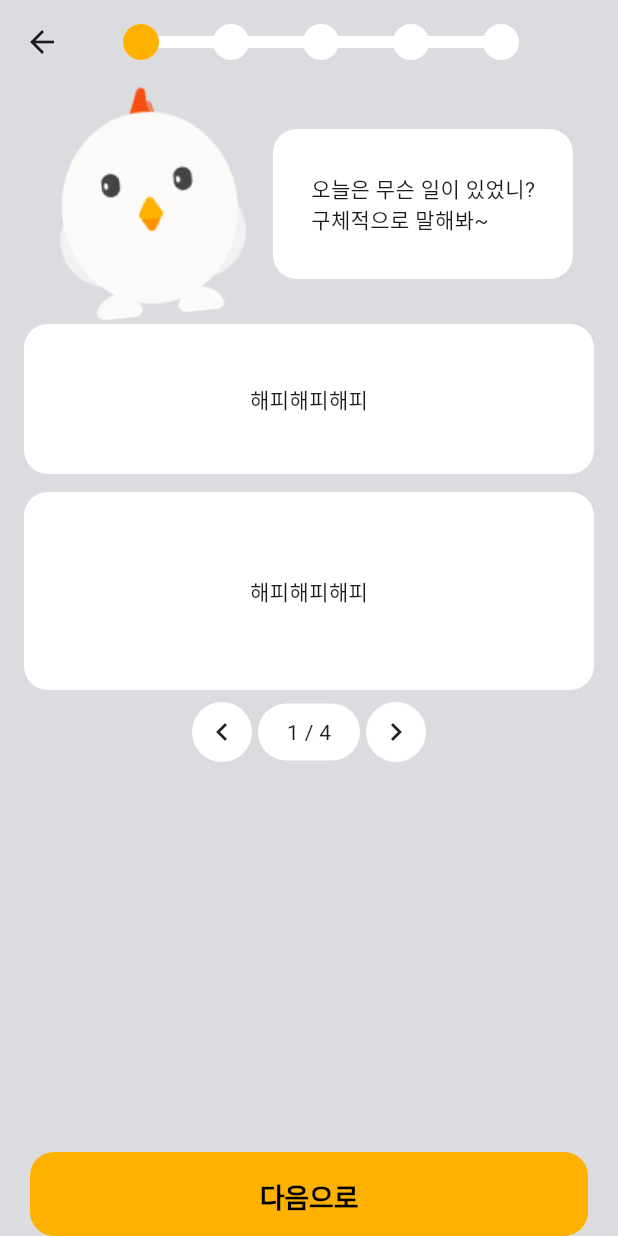
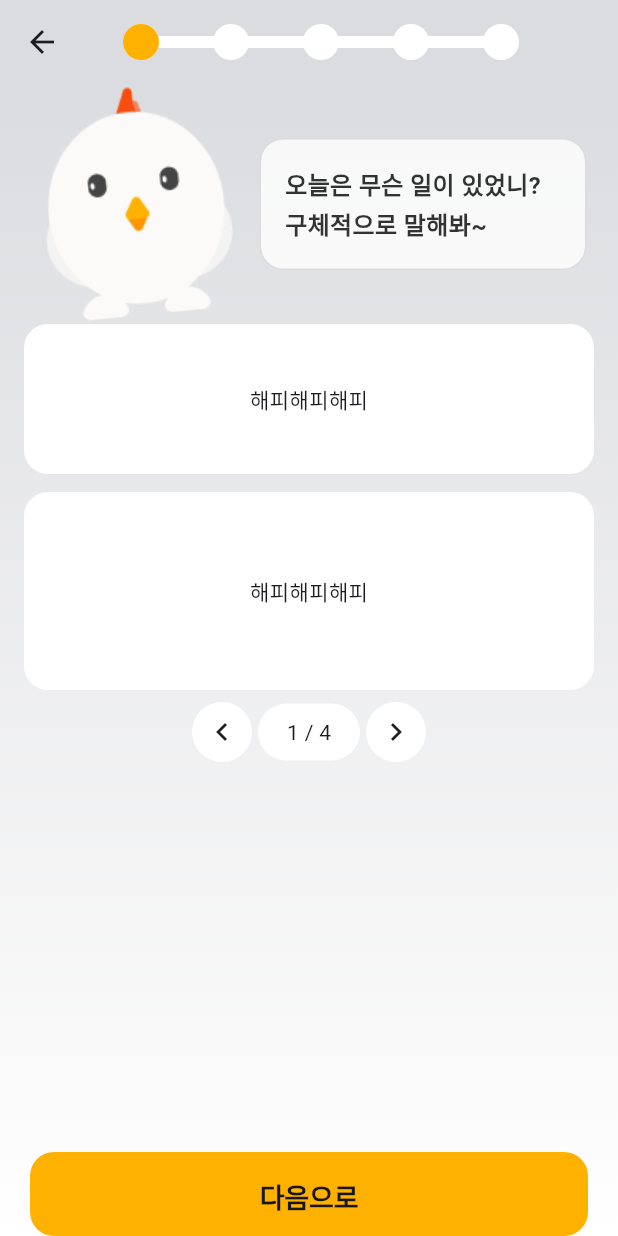
Before and after one commit to symple-app/bbiyack, a Flutter app: the CounselCharacterPage screen opened directly, on a phone screen of 412 x 824 dp. Run offline on Flutter 3.47's test engine with Material 3 defaults, Android fonts, the light colour scheme and no system bars; our stand-ins replace bloc, carousel_slider, cloud_firestore, equatable, firebase_auth, firebase_core and 6 more; accounts and stored records are empty; Roboto replaces fonts that are missing (Pretendard); project files that could hold a hidden picture were left out.

Commit message:
feat: counsel character page logic and function added

```diff
--- a/lib/app.dart
+++ b/lib/app.dart
@@ -9,7 +9,8 @@ import 'package:hackerton_gdg/features/authentication/presentation/pages/phone_a
 import 'package:hackerton_gdg/features/authentication/presentation/pages/phone_verify_page.dart';
 import 'package:hackerton_gdg/features/character/presentation/pages/select_character_page.dart';
 import 'package:hackerton_gdg/features/home/presentation/pages/home_page.dart';
-import 'package:hackerton_gdg/shared/provider/mentor_provider.dart';
+import 'package:hackerton_gdg/features/onboarding/presentation/pages/onboarding_page.dart';
+import 'package:hackerton_gdg/shared/provider/mentor/mentor_provider.dart';
 import 'package:hackerton_gdg/shared/repositories/user_repository.dart';
 import 'package:hackerton_gdg/shared/utils/observer_util.dart';
 import 'package:hackerton_gdg/global/themes/color_theme.dart';
@@ -138,6 +139,7 @@ class _AppViewState extends State<AppView> {
       case AuthenticationStep.onboarding:
         _navigator.push(OnboardingPage.route());
         break;
+
       case AuthenticationStep.nickname:
         _navigator.push(NicknamePage.route());
         break;
--- a/lib/features/character/presentation/pages/counsel_character_page.dart
+++ b/lib/features/character/presentation/pages/counsel_character_page.dart
@@ -1,16 +1,23 @@
 import 'package:flutter/material.dart';
+import 'package:flutter_bloc/flutter_bloc.dart';
 import 'package:hackerton_gdg/global/themes/color_theme.dart';
+import 'package:hackerton_gdg/global/themes/text_style.dart';
+import 'package:hackerton_gdg/shared/models/mentor_model.dart';
+import 'package:hackerton_gdg/shared/provider/mentor/mentor_provider.dart';
 import 'package:hackerton_gdg/shared/widgets/button/bottom_button.dart';
 
 class CounselCharacterPage extends StatefulWidget {
   const CounselCharacterPage({Key? key}) : super(key: key);
+
+  static Route<void> route() {
+    return MaterialPageRoute(builder: (_) => const CounselCharacterPage());
+  }
 
   @override
   _CounselCharacterPageState createState() => _CounselCharacterPageState();
 }
 
 class _CounselCharacterPageState extends State<CounselCharacterPage> {
-  String character = 'assets/new/character/one_ggio.png';
   int currentIndex = 0;
 
   @override
@@ -20,9 +27,13 @@ class _CounselCharacterPageState extends State<CounselCharacterPage> {
 
   @override
   Widget build(BuildContext context) {
+    bool isMentorNameOne = context.read<MentorProvider>().isMentorNameOne();
+    Mentor selectedMentor = context.read<MentorProvider>().selectedMentor;
+
     return Scaffold(
+      backgroundColor: Color(0xffDBDCDF),
       appBar: AppBar(
-        backgroundColor: Color(0xFFDBDCDF),
+        backgroundColor: selectedMentor.backgroundColor,
         foregroundColor: ColorTheme.of(context).inverse.background,
         title: Padding(
           padding: EdgeInsets.only(left: 10),
@@ -73,23 +84,47 @@ class _CounselCharacterPageState extends State<CounselCharacterPage> {
         ),
       ),
       body: Container(
-        decoration: BoxDecoration(color: Color(0xFFDBDCDF)),
+        decoration: BoxDecoration(
+          gradient: LinearGradient(
+            colors: [
+              selectedMentor.backgroundColor,
+              Colors.white,
+            ],
+            begin: Alignment.topCenter,
+            end: Alignment.bottomCenter,
+          ),
+        ),
         child: SafeArea(
           child: Column(
             children: [
               Row(
                 children: [
                   Spacer(),
-                  Transform.rotate(angle: -0.1, child: Image.asset(character)),
+                  isMentorNameOne
+                      ? Transform.rotate(
+                          angle: -0.1,
+                          child: Image.asset(selectedMentor.characterAsset),
+                        )
+                      : Image.asset(selectedMentor.characterAsset),
                   SizedBox(width: 12),
                   Container(
-                    width: 200, // 사각형 너비
-                    height: 100, // 사각형 높이
+                    constraints: BoxConstraints(
+                      minWidth: 218,
+                    ),
                     decoration: BoxDecoration(
-                      color: Colors.white, // 배경 색상
+                      color: Colors.white.withValues(alpha: 0.8), // 배경 색상
                       borderRadius: BorderRadius.circular(16), // 모서리 둥글게
+                      border: Border.all(
+                          color: Colors.black.withValues(alpha: 0.12),
+                          width: 1),
                     ),
-                    child: Center(child: Text("오늘은 무슨 일이 있었니?\n구체적으로 말해봐~")),
+                    padding: EdgeInsets.all(16),
+                    child: Text(
+                      selectedMentor.summaryText,
+                      style: CustomTextStyle.of(
+                        fontColor: Color(0xff000000).withValues(alpha: 0.8),
+                      ).body.lg.semibold,
+                    ),
                   ),
                   Spacer(),
                 ],
@@ -121,8 +156,8 @@ class _CounselCharacterPageState extends State<CounselCharacterPage> {
               Spacer(),
               BottomButton(
                 title: "다음으로",
-                color: Color(0xFFFFB100),
-                foregroundColor: Colors.black,
+                color: selectedMentor.primaryColor,
+                foregroundColor: selectedMentor.textColor ?? Colors.white,
               )
             ],
           ),
@@ -141,6 +176,11 @@ class ProcessCircleComponent extends StatelessWidget {
 
   @override
   Widget build(BuildContext context) {
+    Color backgroundColor =
+        context.read<MentorProvider>().getProcessConnectRectBackgroundColor();
+    Color activateColor =
+        context.read<MentorProvider>().getProcessConnectRectActivateColor();
+
     double finalOffset = offset;
 
     return Transform.translate(
@@ -149,7 +189,7 @@ class ProcessCircleComponent extends StatelessWidget {
         width: 24.0, // 원의 너비
         height: 24.0, // 원의 높이
         decoration: BoxDecoration(
-          color: isOn ? Color(0xFFFFB100) : Colors.white, // 원의 색상
+          color: isOn ? activateColor : backgroundColor, // 원의 색상
           shape: BoxShape.circle, // 원형으로 설정
         ),
       ),
@@ -166,6 +206,11 @@ class ProcessConnectRectComponent extends StatelessWidget {
 
   @override
   Widget build(BuildContext context) {
+    Color backgroundColor =
+        context.read<MentorProvider>().getProcessConnectRectBackgroundColor();
+    Color activateColor =
+        context.read<MentorProvider>().getProcessConnectRectActivateColor();
+
     double finalOffset = offset;
 
     return Transform.translate(
@@ -174,7 +219,7 @@ class ProcessConnectRectComponent extends StatelessWidget {
         width: 40.0, // 원의 너비
         height: 8.0, // 원의 높이
         decoration: BoxDecoration(
-          color: isOn ? Color(0xFFFFB100) : Colors.white,
+          color: isOn ? activateColor : backgroundColor,
         ),
       ),
     );
--- a/lib/features/character/presentation/pages/select_character_page.dart
+++ b/lib/features/character/presentation/pages/select_character_page.dart
@@ -1,10 +1,11 @@
 import 'package:carousel_slider/carousel_slider.dart';
 import 'package:flutter/material.dart';
+import 'package:hackerton_gdg/features/character/presentation/pages/counsel_character_page.dart';
 import 'package:hackerton_gdg/global/themes/color_theme.dart';
 import 'package:hackerton_gdg/global/themes/text_style.dart';
 import 'package:flutter_bloc/flutter_bloc.dart';
 import 'package:hackerton_gdg/shared/models/mentor_model.dart';
-import 'package:hackerton_gdg/shared/provider/mentor_provider.dart';
+import 'package:hackerton_gdg/shared/provider/mentor/mentor_provider.dart';
 import 'package:hackerton_gdg/shared/widgets/button/bottom_button.dart';
 
 class SelectCharacterPage extends StatefulWidget {
@@ -62,10 +63,11 @@ class _SelectCharacterPageState extends State<SelectCharacterPage> {
               return Builder(
                 builder: (BuildContext context) {
                   return SizedBox(
-                      child: Image.asset(
-                    'assets/new/character/${mentor.assetName}_ggio_card.png',
-                    fit: BoxFit.fitHeight,
-                  ));
+                    child: Image.asset(
+                      'assets/new/character/${mentor.cardAsset}_ggio_card.png',
+                      fit: BoxFit.fitHeight,
+                    ),
+                  );
                 },
               );
             }).toList(),
@@ -76,7 +78,7 @@ class _SelectCharacterPageState extends State<SelectCharacterPage> {
                       fontColor:
                           ColorTheme.of(context).static.black.withOpacity(0.6))
                   .body
-                  .mobile
+                  .lg
                   .medium),
           SizedBox(height: 12),
           BottomButton(
@@ -85,6 +87,8 @@ class _SelectCharacterPageState extends State<SelectCharacterPage> {
               context
                   .read<MentorProvider>()
                   .selectMentor(mentorList[_currentIndex]);
+
+              Navigator.push(context, CounselCharacterPage.route());
             },
           ),
         ],
--- a/lib/global/themes/text_style.dart
+++ b/lib/global/themes/text_style.dart
@@ -74,7 +74,9 @@ class Body {
 
   TextStyleScheme get style => sympleTextStyle;
 
-  BodyLgTextStyle get mobile => BodyLgTextStyle(fontColor);
+  BodyLgTextStyle get lg => BodyLgTextStyle(fontColor);
+  BodyMdTextStyle get md => BodyMdTextStyle(fontColor);
+  BodySmTextStyle get sm => BodySmTextStyle(fontColor);
 }
 
 class BodyLgTextStyle {
--- a/lib/shared/models/mentor_model.dart
+++ b/lib/shared/models/mentor_model.dart
@@ -5,15 +5,27 @@ class Mentor extends Equatable {
   final String name;
   final Color primaryColor;
   final Color? secondaryColor;
-  final String assetName;
+  final Color backgroundColor;
+  final Color? textColor;
+  final String cardAsset;
+  final String characterAsset;
+  final String summaryText;
 
   const Mentor({
     required this.name,
     required this.primaryColor,
     this.secondaryColor,
-    required this.assetName,
+    required this.backgroundColor,
+    this.textColor,
+    required this.cardAsset,
+    required this.characterAsset,
+    required this.summaryText,
   });
 
   @override
-  List<Object?> get props => [name, primaryColor, secondaryColor, assetName];
+  List<Object?> get props => [
+        name,
+        primaryColor,
+        secondaryColor,
+      ];
 }
--- /dev/null
+++ b/lib/shared/provider/mentor/mentor_const.dart
@@ -0,0 +1,33 @@
+import 'package:flutter/material.dart';
+import 'package:hackerton_gdg/shared/models/mentor_model.dart';
+
+// ignore: non_constant_identifier_names
+List<Mentor> MENTOR_LIST_DATA = [
+  Mentor(
+    name: '꼭끼오',
+    primaryColor: Color(0xffFFB100),
+    backgroundColor: Color(0xffDBDCDF),
+    textColor: Color(0xFF171719),
+    cardAsset: 'one',
+    characterAsset: 'assets/new/character/one_ggio.png',
+    summaryText: '오늘은 무슨 일이 있었니?\n구체적으로 말해봐~',
+  ),
+  Mentor(
+    name: '듀끼오',
+    primaryColor: Color(0xff12680F),
+    secondaryColor: Color(0xff75F570),
+    backgroundColor: Color(0xff12680F),
+    cardAsset: 'du',
+    characterAsset: 'assets/new/character/du_ggio.png',
+    summaryText: '오늘은 또 무슨일이야\n다 말해봐.',
+  ),
+  Mentor(
+    name: '트끼오',
+    primaryColor: Color(0xff000000),
+    secondaryColor: Color(0xff77DBFC),
+    backgroundColor: Color(0xff000000),
+    cardAsset: 't',
+    characterAsset: 'assets/new/character/t_ggio.png',
+    summaryText: '야야야야야 빨~리 말해\n시간없어!!',
+  ),
+];
--- /dev/null
+++ b/lib/shared/provider/mentor/mentor_provider.dart
@@ -0,0 +1,36 @@
+import 'package:flutter/material.dart';
+import 'package:hackerton_gdg/shared/models/mentor_model.dart';
+import 'package:hackerton_gdg/shared/provider/mentor/mentor_const.dart';
+
+class MentorProvider with ChangeNotifier {
+  final List<Mentor> _mentorList = MENTOR_LIST_DATA;
+  Mentor _selectedMentor = MENTOR_LIST_DATA[0];
+
+  Mentor get selectedMentor => _selectedMentor;
+  List<Mentor> get mentorList => _mentorList;
+
+  void selectMentor(Mentor mentor) {
+    _selectedMentor = mentor;
+  }
+
+  bool isMentorNameOne() {
+    return _selectedMentor.cardAsset == 'one';
+  }
+
+  Color getProcessConnectRectBackgroundColor() {
+    bool isAssetNameOne = _selectedMentor.cardAsset == 'one';
+
+    if (isAssetNameOne) {
+      return Colors.white;
+    }
+
+    return Color(0xff989BA2);
+  }
+
+  Color getProcessConnectRectActivateColor() {
+    Color primaryColor = _selectedMentor.primaryColor;
+    Color? secondaryColor = _selectedMentor.secondaryColor;
+
+    return secondaryColor ?? primaryColor;
+  }
+}
--- a/lib/shared/provider/mentor_provider.dart
+++ /dev/null
@@ -1,33 +0,0 @@
-import 'package:flutter/material.dart';
-import 'package:hackerton_gdg/shared/models/mentor_model.dart';
-
-class MentorProvider with ChangeNotifier {
-  Mentor? _selectedMentor;
-  final List<Mentor> _mentorList = [
-    Mentor(
-      name: '꼭끼오',
-      primaryColor: Color(0xffFFB100),
-      secondaryColor: Color(0xffFFB100),
-      assetName: 'one',
-    ),
-    Mentor(
-      name: '듀끼오',
-      primaryColor: Color(0xff12680F),
-      secondaryColor: Color(0xff12680F),
-      assetName: 'du',
-    ),
-    Mentor(
-      name: '트끼오',
-      primaryColor: Color(0xff000000),
-      secondaryColor: Color(0xff000000),
-      assetName: 't',
-    ),
-  ];
-
-  Mentor? get selectedMentor => _selectedMentor;
-  List<Mentor> get mentorList => _mentorList;
-
-  void selectMentor(Mentor mentor) {
-    _selectedMentor = mentor;
-  }
-}
```
